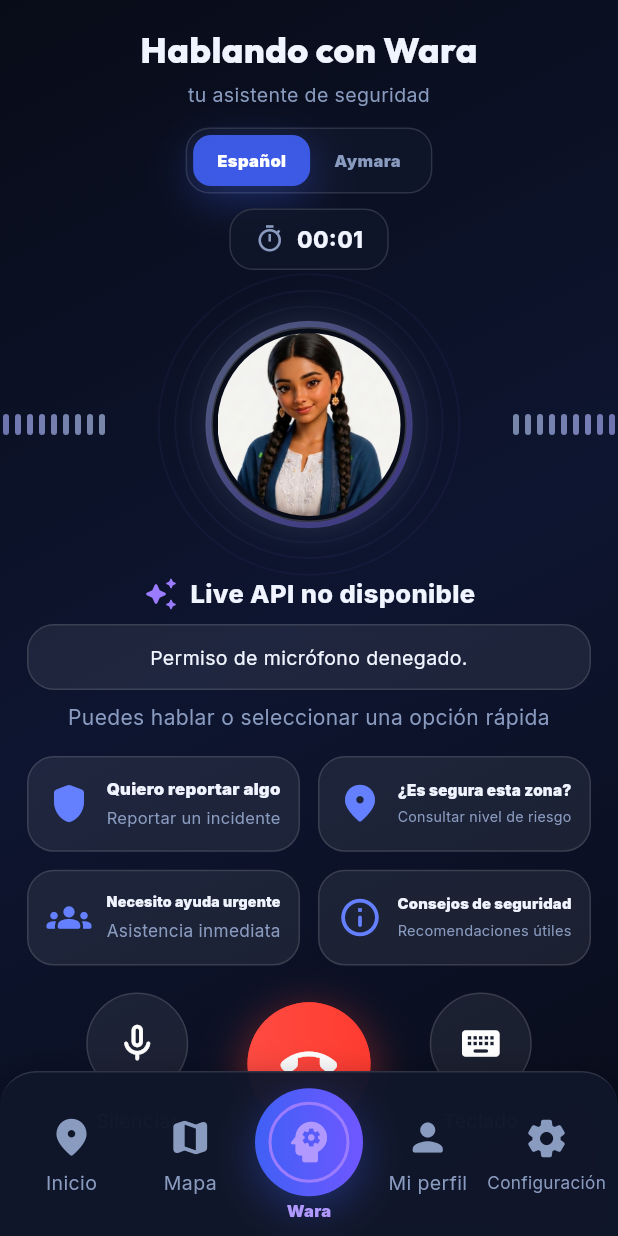
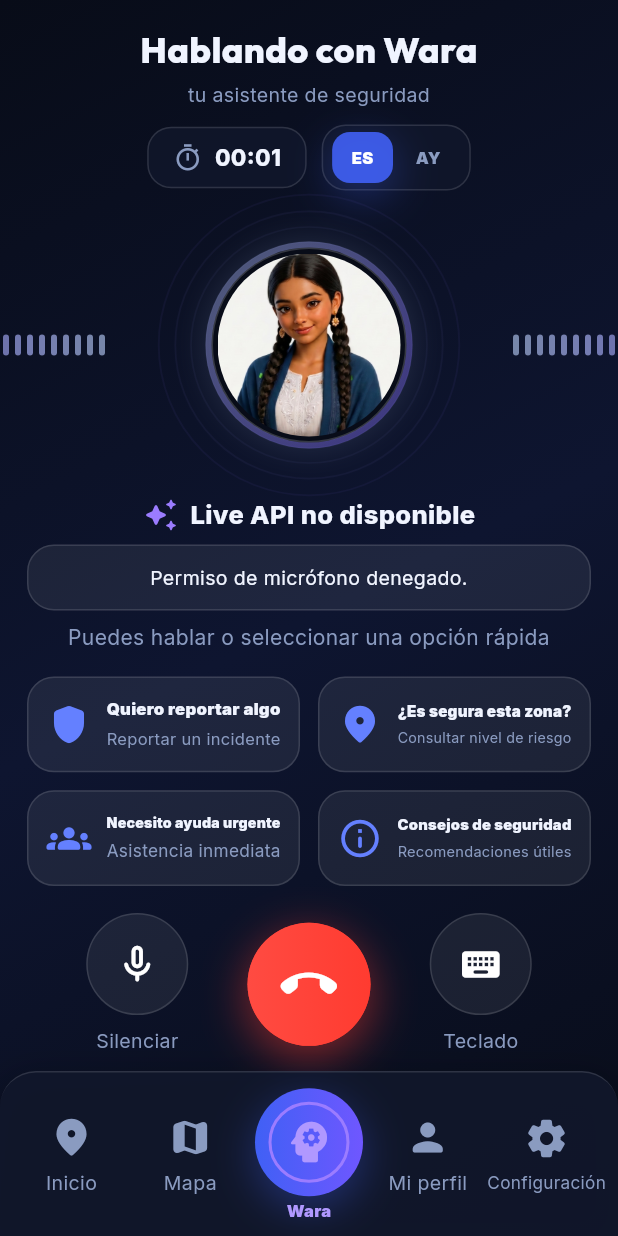
Before and after one commit to mrlalo7/ubicasafe-vps, a Flutter app: the ChatIaScreen screen opened directly, on a phone screen of 412 x 824 dp. Run offline on Flutter 3.47's test engine with Material 3 defaults, Android fonts, the phone set to English and light mode, and no system bars; our stand-ins replace chewie, flutter_map, flutter_svg, flutter_tts, geolocator, google_fonts and 6 more; missing offline and left inert: dart:js_interop, flutter_sound, record; accounts and stored records are empty.

Commit message:
style: compactar selector de idioma de wara

```diff
--- a/lib/pages/chat_ia.dart
+++ b/lib/pages/chat_ia.dart
@@ -479,13 +479,20 @@ class _ChatIaScreenState extends State<ChatIaScreen>
                         ),
                         textAlign: TextAlign.center,
                       ),
-                      const SizedBox(height: 12),
-                      _LanguageSwitch(
-                        value: _assistantLanguage,
-                        onChanged: _setAssistantLanguage,
+                      const SizedBox(height: 10),
+                      Wrap(
+                        alignment: WrapAlignment.center,
+                        crossAxisAlignment: WrapCrossAlignment.center,
+                        spacing: 10,
+                        runSpacing: 8,
+                        children: [
+                          _TimerBadge(label: _elapsedLabel),
+                          _LanguageSwitch(
+                            value: _assistantLanguage,
+                            onChanged: _setAssistantLanguage,
+                          ),
+                        ],
                       ),
-                      const SizedBox(height: 10),
-                      _TimerBadge(label: _elapsedLabel),
                       const SizedBox(height: 8),
                       _VoiceOrb(
                         controller: _voiceController,
@@ -682,16 +689,19 @@ class _LanguageSwitch extends StatelessWidget {
       child: Row(
         mainAxisSize: MainAxisSize.min,
         children: [
+          const SizedBox(width: 2),
           _LanguageOption(
-            label: 'Español',
+            label: 'ES',
             selected: value == 'es',
             onTap: () => onChanged('es'),
           ),
+          const SizedBox(width: 2),
           _LanguageOption(
-            label: 'Aymara',
+            label: 'AY',
             selected: value == 'ay',
             onTap: () => onChanged('ay'),
           ),
+          const SizedBox(width: 2),
         ],
       ),
     );
@@ -724,7 +734,7 @@ class _LanguageOption extends StatelessWidget {
         onTap: onTap,
         borderRadius: BorderRadius.circular(12),
         child: Padding(
-          padding: const EdgeInsets.symmetric(horizontal: 16, vertical: 9),
+          padding: const EdgeInsets.symmetric(horizontal: 13, vertical: 9),
           child: Text(
             label,
             style: AppTextStyles.caption.copyWith(
```
